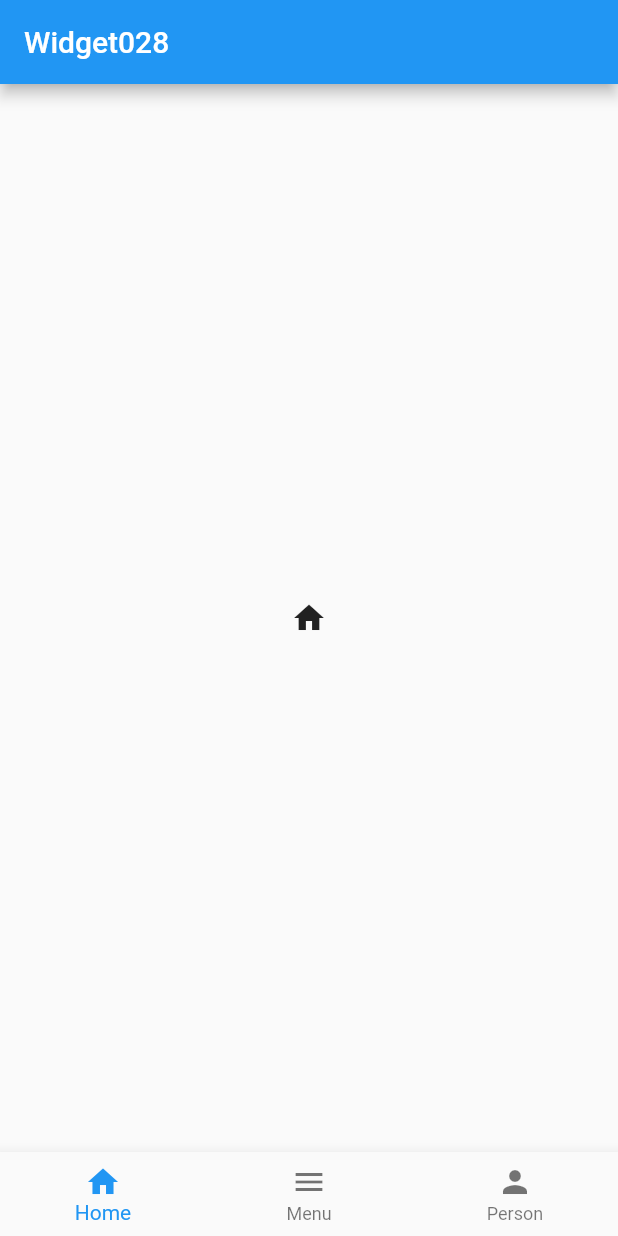
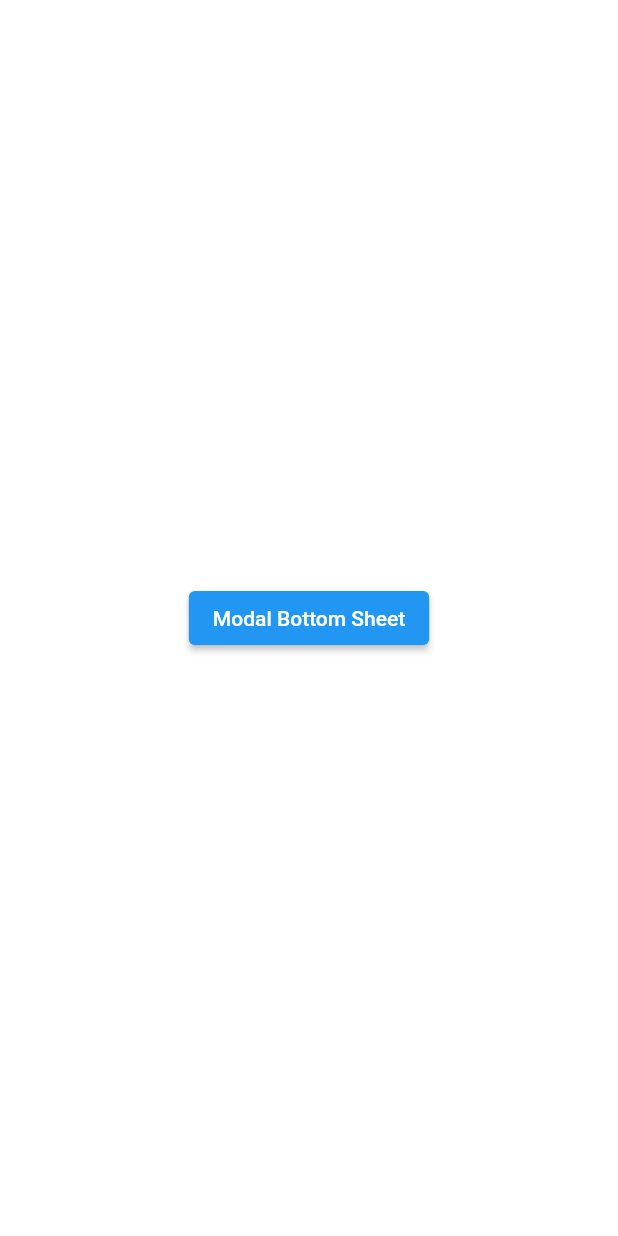
Before and after one commit to azkajihan09/belajar_navigation_bar, a Flutter app: the screen it shows after launch, on a phone screen of 412 x 824 dp. Run offline on Flutter 3.47's test engine with Material 2 defaults, Android fonts, the light colour scheme and no system bars.

Commit message:
penambahan Widget

```diff
--- a/lib/main.dart
+++ b/lib/main.dart
@@ -1,3 +1,5 @@
+import 'package:belajar_navigation_bar/widget/widget028.dart';
+import 'package:belajar_navigation_bar/widget/widget029.dart';
 import 'package:flutter/material.dart';
 
 void main() {
@@ -11,54 +13,8 @@ class MyApp extends StatelessWidget {
   Widget build(BuildContext context) {
     return MaterialApp(
       debugShowCheckedModeBanner: false,
-      home: Widget028(),
+      // home: Widget028(),
+      home: Widget029(),
     );
   }
 }
-
-class Widget028 extends StatefulWidget {
-  @override
-  State<Widget028> createState() => _Widget028State();
-}
-
-class _Widget028State extends State<Widget028> {
-  int _currentIndex = 0;
-  List<Widget> body = [
-    Icon(Icons.home),
-    Icon(Icons.menu),
-    Icon(Icons.person),
-  ];
-  @override
-  Widget build(BuildContext context) {
-    return Scaffold(
-      appBar: AppBar(
-        title: const Text('Widget028'),
-      ),
-      body: Center(
-        child: body[_currentIndex],
-      ),
-      bottomNavigationBar: BottomNavigationBar(
-        currentIndex: _currentIndex,
-        onTap: (int newIndex) {
-          setState(() {
-            _currentIndex = newIndex;
-          });
-        },
-        items: const [
-          BottomNavigationBarItem(
-            label: 'Home',
-            icon: Icon(Icons.home),
-          ),
-          BottomNavigationBarItem(
-            label: 'Menu',
-            icon: Icon(Icons.menu),
-          ),
-          BottomNavigationBarItem(
-            label: 'Person',
-            icon: Icon(Icons.person),
-          ),
-        ],
-      ),
-    );
-  }
-}
--- /dev/null
+++ b/lib/widget/widget029.dart
@@ -0,0 +1,34 @@
+import 'package:flutter/material.dart';
+
+class Widget029 extends StatefulWidget {
+  const Widget029({Key? key}) : super(key: key);
+
+  @override
+  State<Widget029> createState() => _Widget029State();
+}
+
+class _Widget029State extends State<Widget029> {
+  @override
+  Widget build(BuildContext context) {
+    return Center(
+      child: ElevatedButton(
+        child: Text("Modal Bottom Sheet"),
+        onPressed: () {
+          showModalBottomSheet(
+              context: context,
+              builder: (BuildContext context) => SizedBox(
+                    height: 300,
+                    child: Center(
+                      child: ElevatedButton(
+                        onPressed: () {
+                          Navigator.pop(context);
+                        },
+                        child: const Text('Close'),
+                      ),
+                    ),
+                  ));
+        },
+      ),
+    );
+  }
+}
```
Also changed, not shown: lib/widget/widget028.dart (added, +49 -0 lines).
